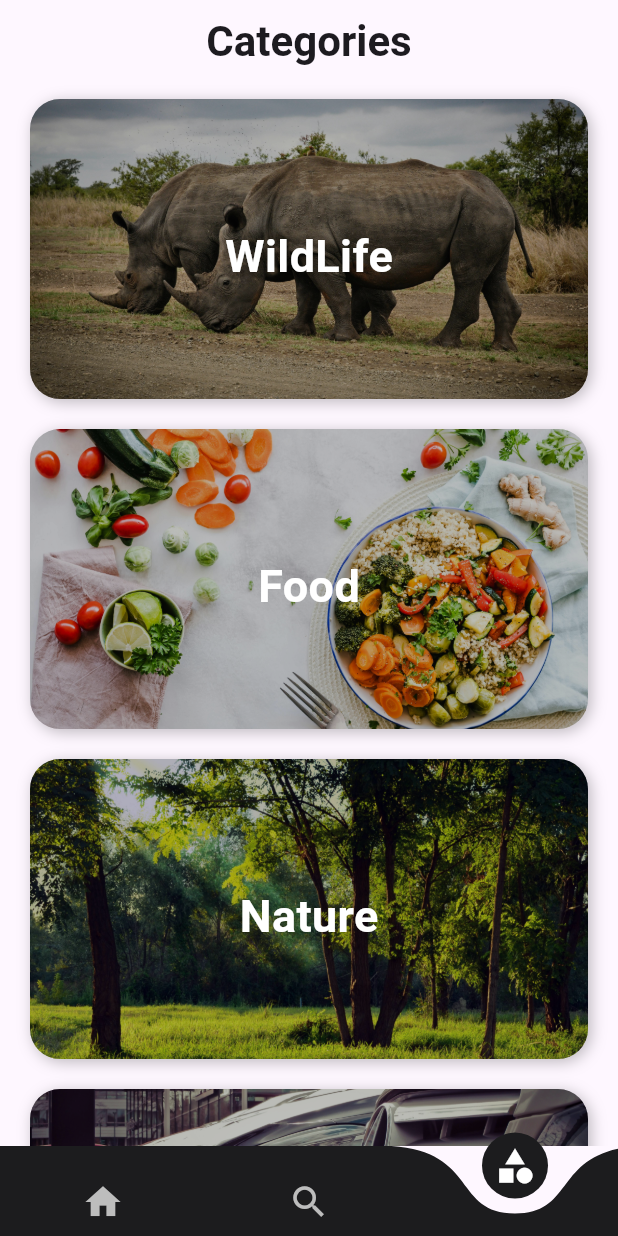
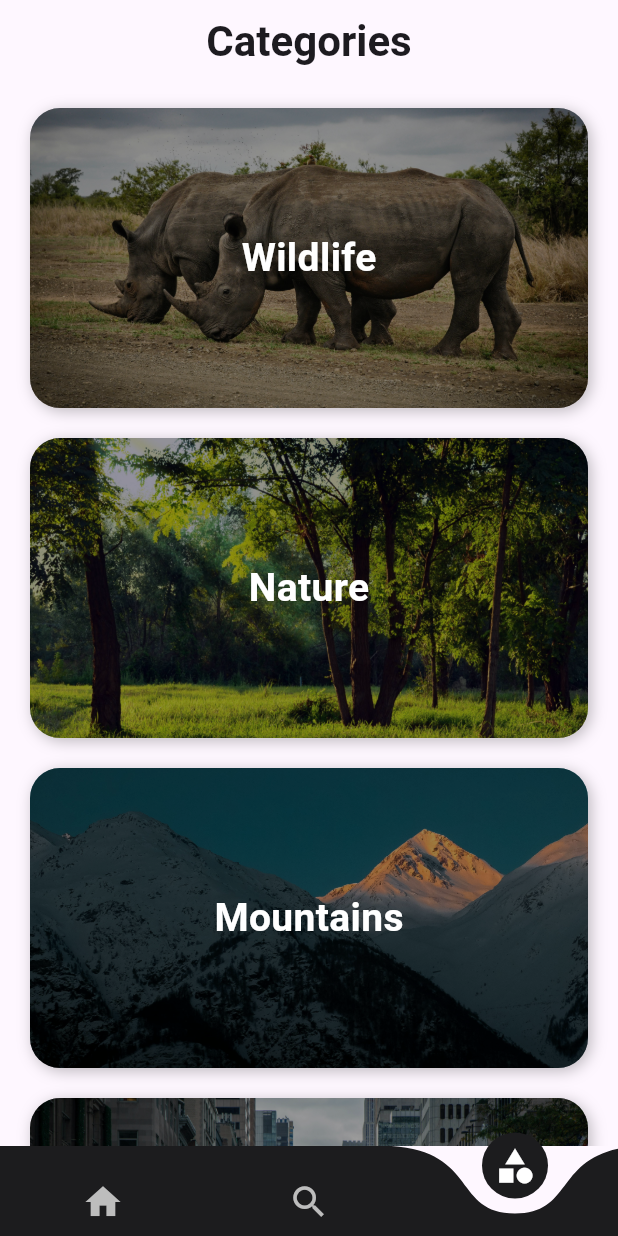
Before and after one commit to arshadjaji98/wallpaper_app_using_restapi_and_firebase, a Flutter app: the screen it shows after launch, item 3 of the bottom bar chosen, on a phone screen of 412 x 824 dp. Run offline on Flutter 3.47's test engine with Material 3 defaults, Android fonts, the phone set to English and light mode, and no system bars; drawn by our look-alikes of curved_navigation_bar; our stand-ins replace another_flushbar, cached_network_image, cloud_firestore, firebase_core, flutter_dotenv, permission_handler; missing offline and left inert: wallpaper_manager_flutter; accounts and stored records are empty; network calls fail; Roboto replaces fonts that are missing (Poppins).

Commit message:
added few more categories and write code for web view

```diff
--- a/lib/pages/bottom_nav_bar.dart
+++ b/lib/pages/bottom_nav_bar.dart
@@ -14,17 +14,29 @@ class BottomNavBar extends StatefulWidget {
 class _BottomNavBarState extends State<BottomNavBar> {
   int currentTabIndex = 0;
 
-  final List<Widget> pages = [HomeScreen(), Search(), WallpaperCategories()];
+  final List<Widget> pages = const [
+    HomeScreen(),
+    Search(),
+    WallpaperCategories(),
+  ];
 
   @override
   Widget build(BuildContext context) {
+    final width = MediaQuery.of(context).size.width;
+    final isWeb = width >= 800;
+
+    return isWeb ? _webLayout() : _mobileLayout();
+  }
+
+  // 📱 MOBILE LAYOUT
+  Widget _mobileLayout() {
     return Scaffold(
       body: pages[currentTabIndex],
       bottomNavigationBar: CurvedNavigationBar(
         index: currentTabIndex,
         height: 60,
         backgroundColor: Colors.transparent,
-        color: Color(0xFF1C1C1E),
+        color: const Color(0xFF1C1C1E),
         buttonBackgroundColor: const Color(0xFF1C1C1E),
         items: [
           Icon(
@@ -51,4 +63,44 @@ class _BottomNavBarState extends State<BottomNavBar> {
       ),
     );
   }
+
+  // 🖥 WEB / DESKTOP LAYOUT
+  Widget _webLayout() {
+    return Scaffold(
+      body: Row(
+        children: [
+          NavigationRail(
+            selectedIndex: currentTabIndex,
+            onDestinationSelected: (index) {
+              setState(() {
+                currentTabIndex = index;
+              });
+            },
+            labelType: NavigationRailLabelType.all,
+            backgroundColor: const Color(0xFF1C1C1E),
+            selectedIconTheme: const IconThemeData(color: Colors.white),
+            unselectedIconTheme: IconThemeData(color: Colors.grey[400]),
+            selectedLabelTextStyle: const TextStyle(color: Colors.white),
+            unselectedLabelTextStyle: TextStyle(color: Colors.grey[400]),
+            destinations: const [
+              NavigationRailDestination(
+                icon: Icon(Icons.home),
+                label: Text('Home'),
+              ),
+              NavigationRailDestination(
+                icon: Icon(Icons.search_outlined),
+                label: Text('Search'),
+              ),
+              NavigationRailDestination(
+                icon: Icon(Icons.category),
+                label: Text('Categories'),
+              ),
+            ],
+          ),
+          const VerticalDivider(width: 1),
+          Expanded(child: pages[currentTabIndex]),
+        ],
+      ),
+    );
+  }
 }
--- a/lib/pages/wallpaper_categories.dart
+++ b/lib/pages/wallpaper_categories.dart
@@ -11,37 +11,43 @@ class WallpaperCategories extends StatefulWidget {
 class _WallpaperCategoriesState extends State<WallpaperCategories>
     with AutomaticKeepAliveClientMixin {
   final List<Map<String, String>> categories = [
-    {"label": "WildLife", "image": "assets/animals.jpg"},
-    {"label": "Food", "image": "assets/foods.jpg"},
+    {"label": "Wildlife", "image": "assets/animals.jpg"},
     {"label": "Nature", "image": "assets/nature.jpg"},
+    {"label": "Mountains", "image": "assets/mountains.jpg"},
+    {"label": "City", "image": "assets/city.jpg"},
     {"label": "Cars", "image": "assets/cars.jpg"},
     {"label": "Technology", "image": "assets/technology.jpg"},
-    {"label": "Sad", "image": "assets/sad.jpg"},
-    {"label": "Happy", "image": "assets/happy.jpg"},
-    {"label": "Dark", "image": "assets/dark.jpg"},
-    {"label": "City", "image": "assets/city.jpg"},
     {"label": "Space", "image": "assets/space.jpg"},
     {"label": "Minimal", "image": "assets/minimal.jpg"},
+    {"label": "Abstract", "image": "assets/abstract.jpg"},
+    {"label": "Dark", "image": "assets/dark.jpg"},
     {"label": "Sports", "image": "assets/sports.jpg"},
+    {"label": "Food", "image": "assets/foods.jpg"},
   ];
 
   @override
   void initState() {
     super.initState();
-    // Preload all images
     WidgetsBinding.instance.addPostFrameCallback((_) {
-      for (var cat in categories) {
-        precacheImage(AssetImage(cat['image']!), context);
+      for (final cat in categories) {
+        final imagePath = cat['image'];
+        if (imagePath != null) {
+          precacheImage(AssetImage(imagePath), context);
+        }
       }
     });
   }
 
   @override
-  bool get wantKeepAlive => true; // Keeps the screen alive
+  bool get wantKeepAlive => true;
 
   @override
   Widget build(BuildContext context) {
-    super.build(context); // Required for AutomaticKeepAliveClientMixin
+    super.build(context);
+
+    final width = MediaQuery.of(context).size.width;
+    final isWeb = width >= 700;
+
     return Scaffold(
       appBar: AppBar(
         centerTitle: true,
@@ -54,31 +60,68 @@ class _WallpaperCategoriesState extends State<WallpaperCategories>
           ),
         ),
       ),
-      body: ListView.separated(
-        padding: const EdgeInsets.symmetric(vertical: 10),
+      body: isWeb ? _webGrid(context) : _mobileList(context),
+    );
+  }
+
+  // 📱 Mobile layout
+  Widget _mobileList(BuildContext context) {
+    return ListView.separated(
+      padding: const EdgeInsets.symmetric(vertical: 16),
       itemCount: categories.length,
       separatorBuilder: (_, __) => const SizedBox(height: 20),
       itemBuilder: (context, index) {
         final cat = categories[index];
+        return _categoryItem(context, cat, height: 200);
+      },
+    );
+  }
+
+  // 🖥 Web layout
+  Widget _webGrid(BuildContext context) {
+    return Center(
+      child: ConstrainedBox(
+        constraints: const BoxConstraints(maxWidth: 1200),
+        child: GridView.builder(
+          padding: const EdgeInsets.all(20),
+          itemCount: categories.length,
+          gridDelegate: const SliverGridDelegateWithFixedCrossAxisCount(
+            crossAxisCount: 3,
+            mainAxisSpacing: 20,
+            crossAxisSpacing: 20,
+            childAspectRatio: 16 / 9,
+          ),
+          itemBuilder: (context, index) {
+            final cat = categories[index];
+            return _categoryItem(context, cat, height: 220);
+          },
+        ),
+      ),
+    );
+  }
+
+  Widget _categoryItem(
+    BuildContext context,
+    Map<String, String> cat, {
+    required double height,
+  }) {
+    final label = cat['label'];
+    final image = cat['image'];
+
+    if (label == null || image == null) {
+      return const SizedBox.shrink();
+    }
+
     return GestureDetector(
       onTap: () {
         Navigator.push(
           context,
           MaterialPageRoute(
-                  builder: (_) => CategoryWallpapers(category: cat['label']!),
+            builder: (_) => CategoryWallpapers(category: label),
           ),
         );
       },
-            child: _buildCategoryContainer(
-              context,
-              cat['image']!,
-              cat['label']!,
-              0,
-              210,
-            ),
-          );
-        },
-      ),
+      child: _buildCategoryContainer(context, image, label, height),
     );
   }
 }
@@ -87,49 +130,35 @@ Widget _buildCategoryContainer(
   BuildContext context,
   String imagePath,
   String label,
-  double topPosition,
-  double textBackgroundHeight,
+  double height,
 ) {
-  final double containerHeight = 200;
-  final double borderRadius = 20;
   return Container(
-    margin: const EdgeInsets.symmetric(horizontal: 20),
-    width: MediaQuery.of(context).size.width,
-    height: containerHeight,
+    margin: EdgeInsets.symmetric(
+      horizontal: MediaQuery.of(context).size.width >= 700 ? 0 : 20,
+    ),
+    height: height,
     decoration: BoxDecoration(
-      borderRadius: BorderRadius.circular(borderRadius),
+      borderRadius: BorderRadius.circular(20),
       boxShadow: const [
         BoxShadow(color: Colors.black26, blurRadius: 8, offset: Offset(2, 2)),
       ],
     ),
     child: ClipRRect(
-      borderRadius: BorderRadius.circular(borderRadius),
+      borderRadius: BorderRadius.circular(20),
       child: Stack(
+        fit: StackFit.expand,
         children: [
-          Image.asset(
-            imagePath,
-            width: MediaQuery.of(context).size.width,
-            height: containerHeight,
-            fit: BoxFit.cover,
-          ),
-          Positioned(
-            top: topPosition,
-            left: 0,
-            right: 0,
-            child: Container(
-              width: MediaQuery.of(context).size.width,
-              height: textBackgroundHeight,
-              color: Colors.black26,
-              child: Center(
+          Image.asset(imagePath, fit: BoxFit.cover),
+          Container(
+            color: Colors.black38,
+            alignment: Alignment.center,
             child: Text(
               label,
               style: const TextStyle(
                 color: Colors.white,
-                    fontSize: 30,
+                fontSize: 26,
                 fontFamily: 'Poppins',
                 fontWeight: FontWeight.bold,
-                  ),
-                ),
               ),
             ),
           ),
```
Also changed, not shown: assets/abstract.jpg (added), assets/mountains.jpg (added). Lines whose indentation alone changed are shown as unchanged.
